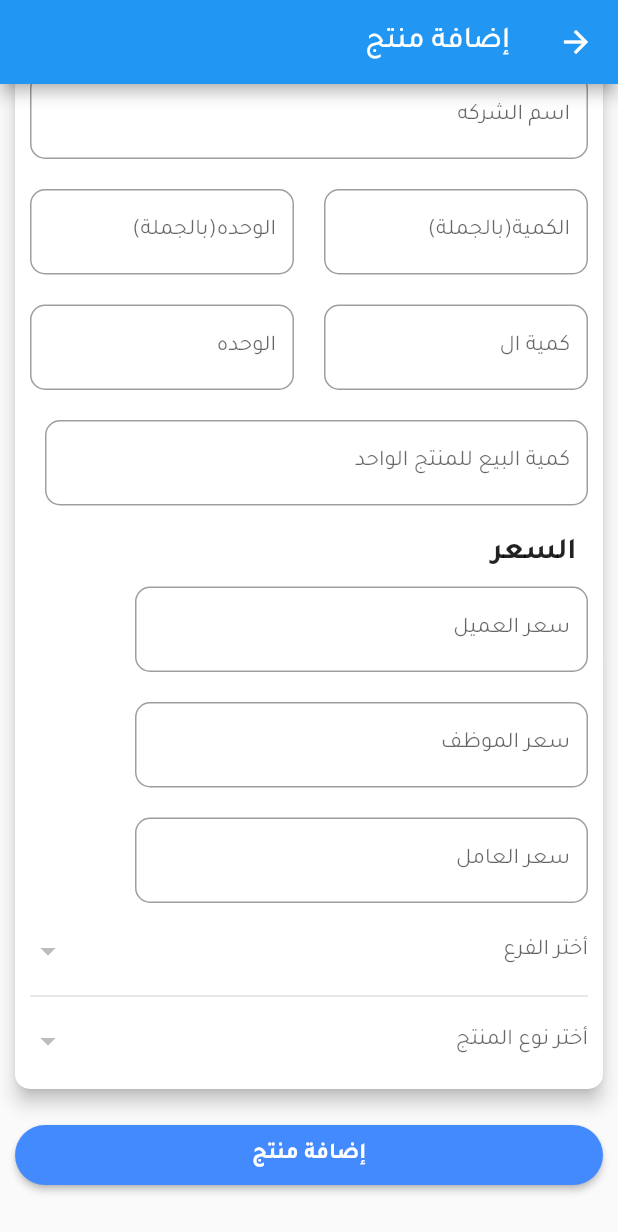
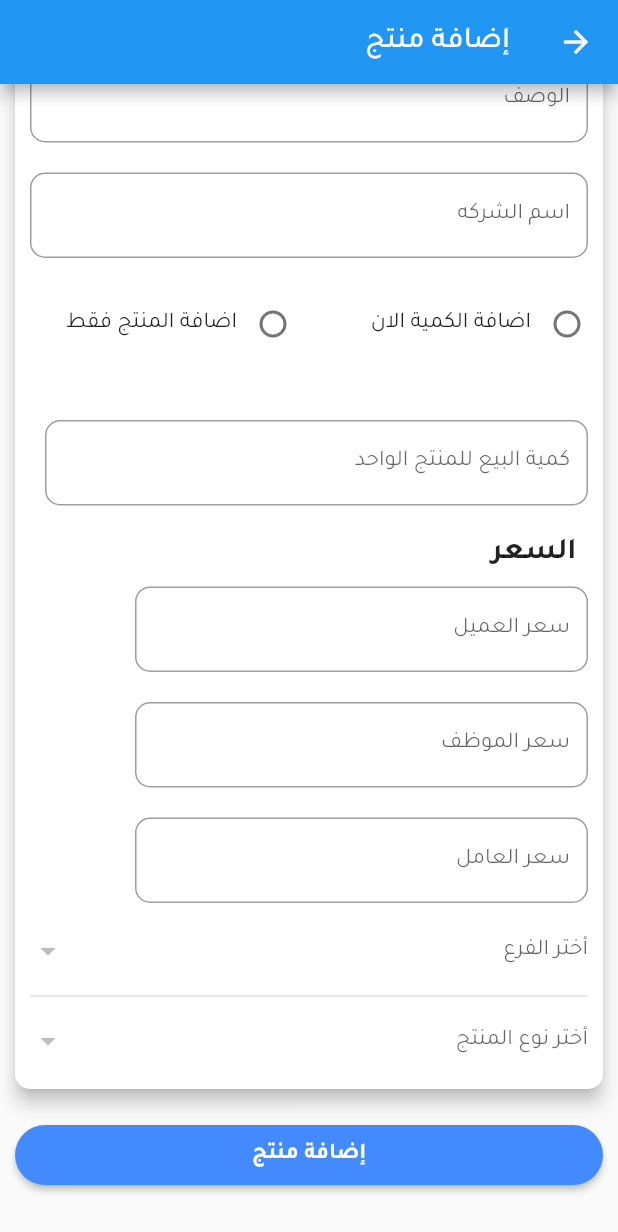
Before and after one commit to omar-hanafy/gym_bar, a Flutter app: the AddProduct screen opened by its route, scrolled down 576 dp, after a tap on "إضافة منتج", on a phone screen of 412 x 824 dp. Shown: the top 1232 px of the screen. Run offline on Flutter 3.47's test engine with Material 2 defaults, Android fonts, the light colour scheme and no system bars; our stand-ins replace cloud_firestore, firebase_auth, firebase_storage, flushbar, get_it, image_picker; accounts and stored records are empty; statements that could not run were skipped.

Commit message:
add product layout improvents

```diff
--- a/lib/core/view_models/product_model.dart
+++ b/lib/core/view_models/product_model.dart
@@ -46,9 +46,11 @@ class ProductModel extends BaseModel {
   //   return api;
   // }
 
-  Future addProduct(Product product, String branchName) async {
+  Future addProduct(
+      {Product product, String branchName, String categoryName}) async {
     setState(ViewState.Busy);
-    await _api.addDocument(product.toJson(), "products/branches/$branchName");
+    await _api.addDocument(product.toJson(),
+        "products/branches/$branchName/categories/$categoryName");
     setState(ViewState.Idle);
   }
 
--- a/lib/ui/routers.dart
+++ b/lib/ui/routers.dart
@@ -22,7 +22,7 @@ class Routers {
         return MaterialPageRoute(
             builder: (_) =>
 //            Home());
-                AddEmployee());
+                AddProduct());
       case '/login':
         return MaterialPageRoute(builder: (_) => Login());
       case '/add':
--- a/lib/ui/views/add/add_product.dart
+++ b/lib/ui/views/add/add_product.dart
@@ -37,11 +37,17 @@ class _AddProductState extends State<AddProduct> {
   var _selectedCategory;
   var downURL;
   var file;
+  int _selectedRadio;
+  Widget _subForm = Container();
 
   netTotalQuantity() {
+    if (quantity.text == null) {
+      return "0";
+    } else {
       int quantityNumber = int.parse(quantity.text);
       int wholesaleQuantityNumber = int.parse(wholesaleQuantity.text);
       return quantityNumber * wholesaleQuantityNumber;
+    }
   }
 
   void clear() {
@@ -60,10 +66,59 @@ class _AddProductState extends State<AddProduct> {
     theAmountOfSalesPerProduct.clear();
     _selectedCategory = null;
     _selectedBranch = null;
+    _selectedRadio = null;
+    _subForm = Container();
   }
 
   @override
   Widget build(BuildContext context) {
+    setSelectedRadio(int val) {
+      setState(() {
+        _selectedRadio = val;
+      });
+    }
+
+    Widget radioButtons() {
+      return Column(
+        mainAxisAlignment: MainAxisAlignment.center,
+        children: <Widget>[
+          Row(
+            children: <Widget>[
+              Expanded(
+                child: Container(
+                    child: Row(
+                  children: <Widget>[
+                    Radio(
+                      value: 1,
+                      groupValue: _selectedRadio,
+                      onChanged: (value) {
+                        setSelectedRadio(value);
+                      },
+                    ),
+                    Text("اضافة الكمية الان"),
+                  ],
+                )),
+              ),
+              Expanded(
+                child: Container(
+                    child: Row(
+                  children: <Widget>[
+                    Radio(
+                        value: 2,
+                        groupValue: _selectedRadio,
+                        onChanged: (value) {
+                          setSelectedRadio(value);
+                        }),
+                    Text("اضافة المنتج فقط"),
+                  ],
+                )),
+              ),
+            ],
+          )
+        ],
+      );
+    }
+
     dropDownBranches(List<Branch> branch) {
       return Padding(
         padding: EdgeInsets.only(left: 10, right: 10),
@@ -137,6 +192,11 @@ class _AddProductState extends State<AddProduct> {
             UIHelper.verticalSpaceMedium(),
             formTextFieldTemplate(hint: "اسم الشركه", controller: companyName),
             UIHelper.verticalSpaceMedium(),
+            radioButtons(),
+            UIHelper.verticalSpaceMedium(),
+            _selectedRadio == 1
+                ? Column(
+                    children: <Widget>[
                       Row(children: <Widget>[
                         Expanded(
                           child: formTextFieldTemplate(
@@ -149,7 +209,9 @@ class _AddProductState extends State<AddProduct> {
                               controller: wholesaleUnit,
                               hint: "الوحده(بالجملة)",
                               onChanged: (value) {
-                      setState(() {});
+                                setState(() {
+                                  print(value);
+                                });
                               }),
                         ),
                       ]),
@@ -172,6 +234,51 @@ class _AddProductState extends State<AddProduct> {
                           ),
                         ],
                       ),
+                    ],
+                  )
+                : _selectedRadio == 2
+                    ? Column(
+                        children: <Widget>[
+                          Row(children: <Widget>[
+//                            Expanded(
+//                              child: formTextFieldTemplate(
+//                                controller: wholesaleQuantity,
+//                                hint: "الكمية(بالجملة)",
+//                              ),
+//                            ),
+                            Expanded(
+                              child: formTextFieldTemplate(
+                                  controller: wholesaleUnit,
+                                  hint: "الوحده(بالجملة)",
+                                  onChanged: (value) {
+                                    setState(() {
+                                      print(value);
+                                    });
+                                  }),
+                            ),
+                          ]),
+                          UIHelper.verticalSpaceMedium(),
+                          Row(
+                            children: <Widget>[
+                              Expanded(
+                                child: formTextFieldTemplate(
+                                  controller: quantity,
+                                  hint: "كمية ال ${wholesaleUnit.text}",
+                                ),
+                              ),
+                              Expanded(
+                                child: formTextFieldTemplate(
+                                    controller: unit,
+                                    hint: "الوحده",
+                                    onChanged: (value) {
+                                      setState(() {});
+                                    }),
+                              ),
+                            ],
+                          ),
+                        ],
+                      )
+                    : Container(),
             UIHelper.verticalSpaceMedium(),
             Row(
               children: <Widget>[
@@ -284,7 +391,7 @@ class _AddProductState extends State<AddProduct> {
                           print("{name is: ${name.text} }");
                           print("{branch is: ${branch.text} }");
                           model.addProduct(
-                              Product(
+                              product: Product(
                                   name: name.text,
                                   category: _selectedCategory,
                                   description: description.text,
@@ -297,10 +404,10 @@ class _AddProductState extends State<AddProduct> {
                                   wholesaleQuantity: wholesaleQuantity.text,
                                   wholesaleUnit: wholesaleQuantity.text,
                                   supplierName: companyName.text,
-                                  netTotalQuantity:
-                                      "${netTotalQuantity().toString()}",
+                                  netTotalQuantity: netTotalQuantity(),
                                   photo: "photo"),
-                              _selectedBranch);
+                              branchName: _selectedBranch,
+                              categoryName: _selectedCategory);
                           clear();
 //                          dispose();
                         },
--- a/lib/ui/views/registeration/signup.dart
+++ b/lib/ui/views/registeration/signup.dart
@@ -62,7 +62,7 @@ class _SignupState extends State<Signup> {
             UIHelper.verticalSpaceMedium(),
             formTextFieldTemplate(controller: emailController, hint: "Email"),
             UIHelper.verticalSpaceMedium(),
-            formTextFieldTemplate(controller: nameController, hint: "Password"),
+            formTextFieldTemplate(controller: passwordController, hint: "Password"),
             UIHelper.verticalSpaceMedium(),
             formButtonTemplate(
               context: context,
```
Lines whose indentation alone changed are shown as unchanged.
